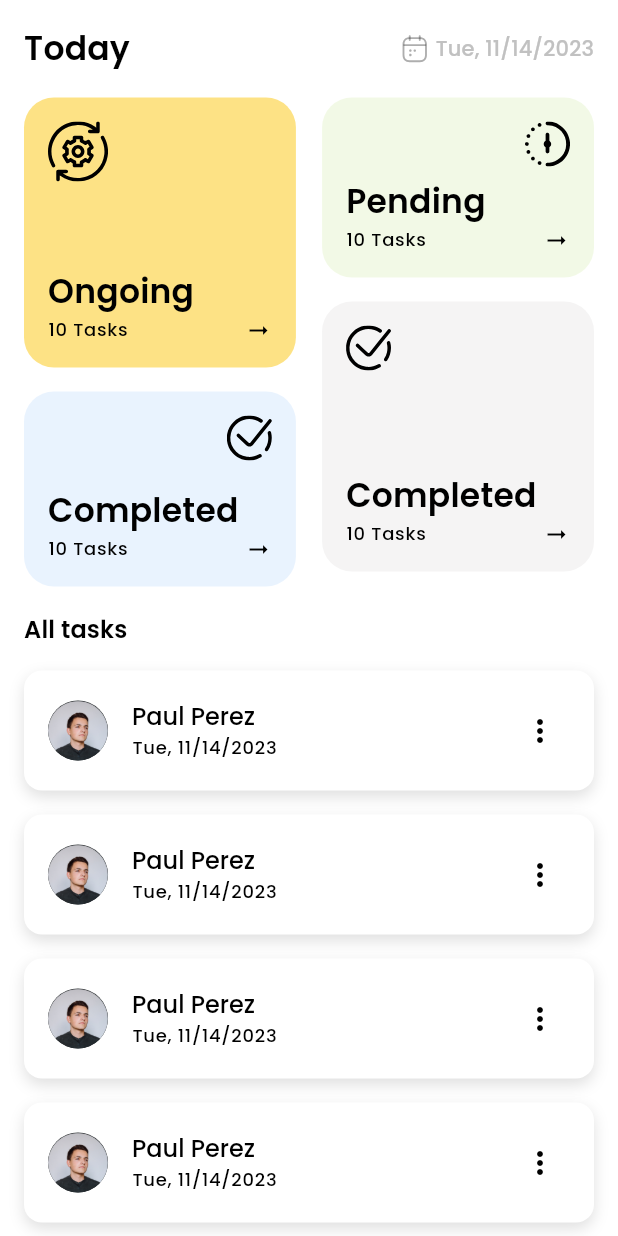
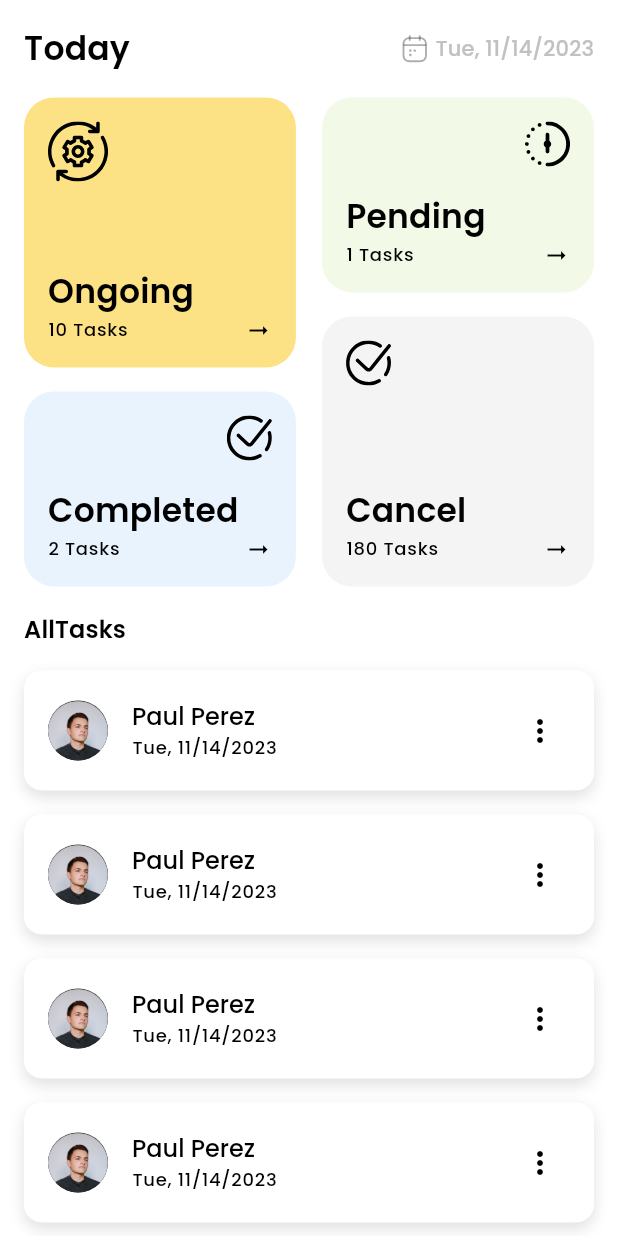
Before and after one commit to marcmacias96/you_might_need_work, a Flutter app: the screen it shows after launch, after a tap on "Completed", on a phone screen of 412 x 824 dp. Run offline on Flutter 3.47's test engine with Material 2 defaults, Android fonts, the phone set to English and light mode, and no system bars; our stand-ins replace bloc, dartz, dio, equatable, flutter_bloc, flutter_dotenv and 14 more; missing offline and left inert: reactive_date_time_picker, reactive_forms_annotations, reactive_phone_form_field; generated files the repository leaves out were written again; network calls fail; statements that could not run were skipped; project files that could hold a hidden picture were left out.

Commit message:
Add localizations texts

```diff
--- a/lib/features/home/widgets/jobs_list.dart
+++ b/lib/features/home/widgets/jobs_list.dart
@@ -2,6 +2,7 @@ import 'package:flutter/material.dart';
 import 'package:gap/gap.dart';
 import 'package:intl/intl.dart';
 import 'package:you_might_need_work/assets/assets.dart';
+import 'package:you_might_need_work/l10n/l10n.dart';
 import 'package:you_might_need_work/theme/theme.dart';
 import 'package:you_might_need_work/widgets/widgets.dart';
 
@@ -52,13 +53,15 @@ class JobsListTitle extends StatelessWidget {
 
   @override
   Widget build(BuildContext context) {
+     final localization = AppLocalizations.of(context);
+
     return SliverToBoxAdapter(
       child: Padding(
         padding: AppPadding.insetAllLarge,
         child: Row(
           children: [
             Text(
-              'All tasks',
+              localization.taskFilterTitle,
               style: Theme.of(context).textTheme.titleSmall,
             ),
           ],
--- a/lib/features/home/widgets/search_header.dart
+++ b/lib/features/home/widgets/search_header.dart
@@ -1,4 +1,5 @@
 import 'package:flutter/material.dart';
+import 'package:flutter_gen/gen_l10n/app_localizations.dart';
 import 'package:gap/gap.dart';
 import 'package:reactive_forms_annotations/reactive_forms_annotations.dart';
 import 'package:you_might_need_work/assets/assets.dart';
@@ -11,6 +12,8 @@ class SearchHeader extends StatelessWidget {
   @override
   Widget build(BuildContext context) {
     final theme = Theme.of(context);
+    final localization = AppLocalizations.of(context);
+
     return SliverToBoxAdapter(
       child: Padding(
         padding: AppPadding.insetAllLarge,
@@ -21,7 +24,7 @@ class SearchHeader extends StatelessWidget {
               TextSpan(
                 children: [
                   TextSpan(
-                    text: 'Hi,\n',
+                    text: localization.greetings,
                     style: theme.textTheme.displaySmall,
                   ),
                   TextSpan(
@@ -40,7 +43,7 @@ class SearchHeader extends StatelessWidget {
                   flex: 6,
                   child: AppFormInput(
                     formControl: FormControl<String>(),
-                    hintText: 'Search',
+                    hintText: localization.homeSearchHint,
                     prefixIcon: Images.search,
                   ),
                 ),
--- a/lib/features/home/widgets/task_filters.dart
+++ b/lib/features/home/widgets/task_filters.dart
@@ -1,4 +1,5 @@
 import 'package:flutter/material.dart';
+import 'package:flutter_gen/gen_l10n/app_localizations.dart';
 import 'package:flutter_svg/svg.dart';
 import 'package:gap/gap.dart';
 import 'package:intl/intl.dart';
@@ -13,6 +14,7 @@ class TaskFilters extends StatelessWidget {
   Widget build(BuildContext context) {
     final theme = Theme.of(context);
     final format = DateFormat.yMEd();
+    final localization = AppLocalizations.of(context);
 
     return SliverToBoxAdapter(
       child: Padding(
@@ -24,7 +26,7 @@ class TaskFilters extends StatelessWidget {
               mainAxisAlignment: MainAxisAlignment.spaceBetween,
               children: [
                 Text(
-                  'Today',
+                  localization.dateTitle,
                   style: theme.textTheme.titleMedium,
                 ),
                 Row(
@@ -50,21 +52,23 @@ class TaskFilters extends StatelessWidget {
                 Column(
                   children: [
                     TaskFilterButton(
+                      listLength: 10,
                       height: 180,
                       backgroundColor: AppColors.primary2,
                       textColor: Colors.black,
                       svgAsset: Images.ongoing,
-                      title: 'Ongoing',
+                      title: localization.ongoing,
                       alignment: Alignment.topLeft,
                       onTap: () {},
                     ),
                     const Gap(AppPadding.large),
                     TaskFilterButton(
+                      listLength: 2,
                       height: 130,
                       backgroundColor: AppColors.secondary2,
                       textColor: Colors.black,
                       svgAsset: Images.completed,
-                      title: 'Completed',
+                      title: localization.completed,
                       alignment: Alignment.topRight,
                       onTap: () {},
                     ),
@@ -73,13 +77,14 @@ class TaskFilters extends StatelessWidget {
                 Column(
                   children: [
                     TaskFilterButton(
-                      height: 120,
+                      listLength: 1,
                       backgroundColor: AppColors.secondary1,
                       textColor: Colors.black,
                       svgAsset: Images.pending,
-                      title: 'Pending',
+                      title: localization.pending,
                       alignment: Alignment.topRight,
                       onTap: () {},
+                      height: 130,
                     ),
                     const Gap(AppPadding.large),
                     TaskFilterButton(
@@ -87,9 +92,10 @@ class TaskFilters extends StatelessWidget {
                       backgroundColor: AppColors.secondary3,
                       textColor: Colors.black,
                       svgAsset: Images.completed,
-                      title: 'Completed',
+                      title: localization.cancel,
                       alignment: Alignment.topLeft,
                       onTap: () {},
+                      listLength: 180,
                     ),
                   ],
                 ),
@@ -104,6 +110,7 @@ class TaskFilters extends StatelessWidget {
 
 class TaskFilterButton extends StatelessWidget {
   const TaskFilterButton({
+    required this.listLength,
     required this.title,
     required this.backgroundColor,
     required this.textColor,
@@ -121,10 +128,13 @@ class TaskFilterButton extends StatelessWidget {
   final String svgAsset;
   final AlignmentGeometry alignment;
   final double height;
+  final int listLength;
 
   @override
   Widget build(BuildContext context) {
     final theme = Theme.of(context);
+    final localization = AppLocalizations.of(context);
+
     return FilledButton(
       style: FilledButton.styleFrom(
         backgroundColor: backgroundColor.withOpacity(0.8),
@@ -165,7 +175,7 @@ class TaskFilterButton extends StatelessWidget {
                   mainAxisAlignment: MainAxisAlignment.spaceBetween,
                   children: [
                     Text(
-                      '10 Tasks',
+                      localization.numOfTasks(listLength),
                       style: theme.textTheme.labelMedium!.copyWith(
                         color: textColor,
                       ),
--- a/lib/l10n/l10n.dart
+++ b/lib/l10n/l10n.dart
@@ -1,5 +1,7 @@
 import 'package:flutter/material.dart';
 import 'package:flutter_gen/gen_l10n/app_localizations.dart';
+
+export 'package:flutter_gen/gen_l10n/app_localizations.dart';
 
 extension L10n on BuildContext {
   AppLocalizations get l10n => AppLocalizations.of(this);
```
Also changed, not shown: lib/l10n/arb/app_en.arb (+17 -1 lines).
